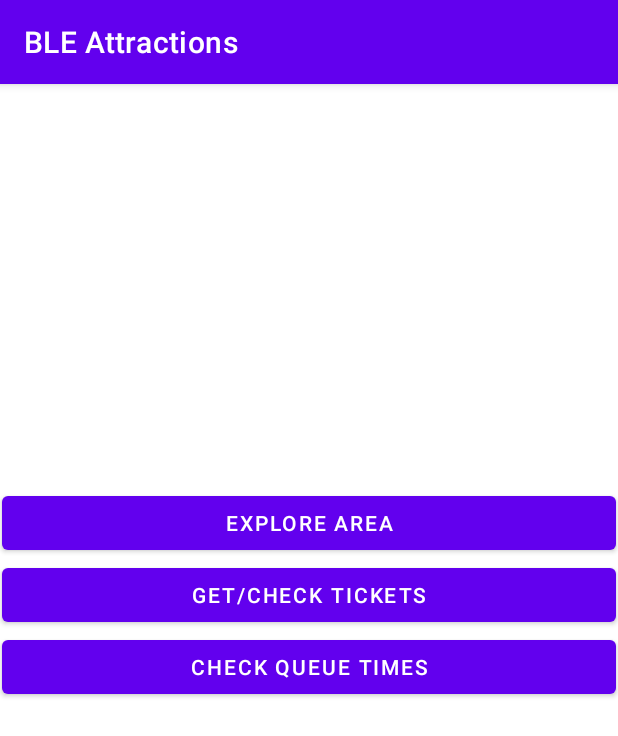
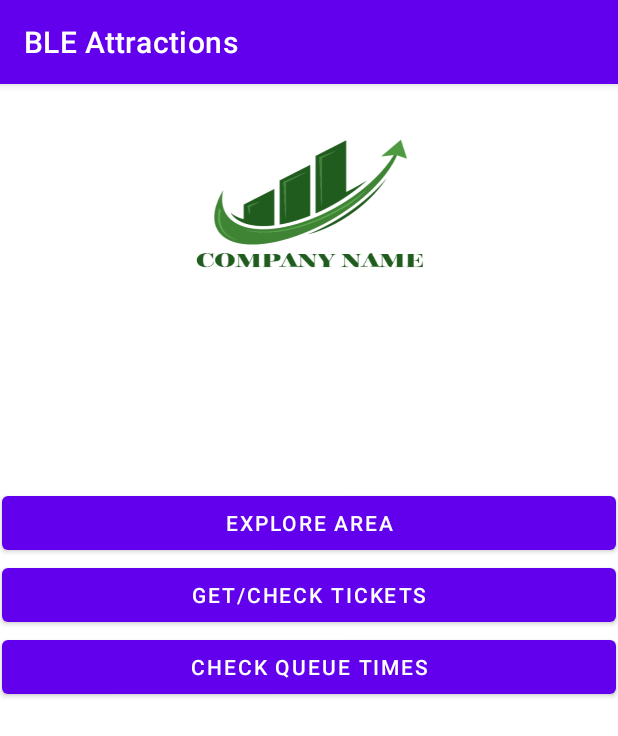
Before and after one commit to Danicus2000000/BLEAttractions, an Android app: the screen it shows after launch (MainActivity), after a tap on "EXPLORE AREA", on a phone screen of 412 x 824 dp. Shown: the top 736 px of the screen. Run offline under Robolectric (Android 15) with nearby library versions, the light colour scheme and no system bars; 1 statement that could not run was skipped.

Commit message:
Added logo to main menu, custom orientation for main menu, New empty offline mode activity added improved database request efficiency and improved storage medium (from 2 arrays to 1 map)

```diff
--- a/app/src/main/java/bulman/daniel/bleattractions/AreaExplore.java
+++ b/app/src/main/java/bulman/daniel/bleattractions/AreaExplore.java
@@ -21,6 +21,7 @@ import android.net.NetworkInfo;
 import android.os.AsyncTask;
 import android.os.Build;
 import android.os.Bundle;
+import android.os.ParcelUuid;
 import android.util.Log;
 import android.widget.TextView;
 import android.widget.Toast;
@@ -37,14 +38,16 @@ import java.sql.ResultSet;
 import java.sql.SQLException;
 import java.sql.Statement;
 import java.util.ArrayList;
+import java.util.HashMap;
 import java.util.List;
+import java.util.Map;
+
 //Note pass.json file should be placed at \app\src\main\assets
 public class AreaExplore extends AppCompatActivity {
 
     private TextView contentDisplay;//contains the text display that all found devices are written to
     private ArrayList<BluetoothDevice> mDeviceList;//the list of all devices discovered during bluetooth search
-    private ArrayList<String> mActiveDeviceNames;//the name of Active devices pulled from the database
-    private ArrayList<String> mActiveDeviceSignals;//the signals that need to be matched from these devices
+    private Map<String,String> mDeviceCodesToSearch;
     private BluetoothLeScanner mScanner;//the bluetooth low energy scanner that is in use
     private ScanCallback mScanCallback;//the callback that handles device discovery
     private static final int REQUEST_DEFAULT_CODE = 1;//the request code used to handle simple permission requests
@@ -84,9 +87,8 @@ public class AreaExplore extends AppCompatActivity {
         mDeviceList = new ArrayList<>();
         BluetoothAdapter bluetoothAdapter = BluetoothAdapter.getDefaultAdapter();
         mScanner= bluetoothAdapter.getBluetoothLeScanner();
-        mActiveDeviceNames=new ArrayList<>();
-        mActiveDeviceSignals=new ArrayList<>();
-        databaseHandler handle=new databaseHandler("select * from bledevices");//starts a threaded task to fetch database data
+        mDeviceCodesToSearch=new HashMap<>();
+        databaseHandler handle=new databaseHandler("select BleDeviceTransmitSignal,BleDeviceUrlToPointTo from bledevices");//starts a threaded task to fetch database data
         handle.execute();
         if (mScanner == null || !getPackageManager().hasSystemFeature(PackageManager.FEATURE_BLUETOOTH) || !getPackageManager().hasSystemFeature(PackageManager.FEATURE_BLUETOOTH_LE)) {//if the bluetooth scanner is out of action error code
             Toast.makeText(this, "A required bluetooth feature is not enabled on this device!", Toast.LENGTH_SHORT).show();
@@ -155,19 +157,19 @@ public class AreaExplore extends AppCompatActivity {
         contentDisplay.setText(toSet.toString());
     }
     @SuppressLint("StaticFieldLeak")
-    public class databaseHandler extends AsyncTask<Void,Void, ArrayList<String>> {//takes in database query and forms connection
+    public class databaseHandler extends AsyncTask<Void,Void, Map<String,String>> {//takes in database query and forms connection
         private final String mQuery;
         public databaseHandler(String pQuery)
         {
             mQuery=pQuery;
         }
         @Override
-        protected ArrayList<String> doInBackground(Void... voids) {//in the background connects to the database using connection string
+        protected Map<String,String> doInBackground(Void... voids) {//in the background connects to the database using connection string
             ConnectivityManager connectivityManager = (ConnectivityManager)getSystemService(Context.CONNECTIVITY_SERVICE);
             if(connectivityManager.getNetworkInfo(ConnectivityManager.TYPE_MOBILE).getState() == NetworkInfo.State.DISCONNECTED && connectivityManager.getNetworkInfo(ConnectivityManager.TYPE_WIFI).getState() == NetworkInfo.State.DISCONNECTED)
             {
                 runOnUiThread(() -> {
-                    Toast.makeText(getApplicationContext(),"Internet Access is needed to connect to database!",Toast.LENGTH_SHORT).show();
+                    Toast.makeText(getApplicationContext(),"Internet Access is needed to connect to database\nPlease turn on your data or WIFI!",Toast.LENGTH_SHORT).show();
                     finish();
                 });
             }
@@ -175,7 +177,7 @@ public class AreaExplore extends AppCompatActivity {
                 String connectionUrl = "jdbc:mysql://bledata.mysql.database.azure.com:3306/bledata";//uses jdbc to get connection
                 String password = "";
                 String username = "";
-                ArrayList<String> results = new ArrayList<>();
+                Map<String,String> results=new HashMap<>();
                 try {
                     String json;//reads password from pass.json
                     try {
@@ -207,7 +209,7 @@ public class AreaExplore extends AppCompatActivity {
                             Statement stat = connection.createStatement();
                             ResultSet resultSet = stat.executeQuery(mQuery);
                             while (resultSet.next()) {
-                                results.add(resultSet.getString("BleDeviceName") + "///" + resultSet.getString("BleDeviceTransmitSignal"));
+                                results.put(resultSet.getString("BleDeviceTransmitSignal"),resultSet.getString("BleDeviceUrlToPointTo"));
                             }
                             connection.close();
                         } catch (SQLException e) {
@@ -223,18 +225,12 @@ public class AreaExplore extends AppCompatActivity {
                 }
                 return results;//returns results to async event on complete
             }
-            return new ArrayList<>();//returns empty array if internet access is not present
+            return new HashMap<>();//returns empty array if internet access is not present
         }
 
         @Override
-        protected void onPostExecute(ArrayList<String> results) {//once executed the data from the results is passed into the main program
-            if(!results.isEmpty()) {
-                for (String result : results) {
-                    mActiveDeviceNames.add(result.split("///")[0]);
-                    mActiveDeviceSignals.add(result.split("///")[1]);
-                }
-            }
+        protected void onPostExecute(Map<String,String> results) {//once executed the data from the results is passed into the main program
+            mDeviceCodesToSearch.putAll(results);
         }
     }
-
 }
--- /dev/null
+++ b/app/src/main/res/layout-land/activity_main.xml
@@ -0,0 +1,51 @@
+<?xml version="1.0" encoding="utf-8"?>
+<androidx.constraintlayout.widget.ConstraintLayout xmlns:android="http://schemas.android.com/apk/res/android"
+    xmlns:app="http://schemas.android.com/apk/res-auto"
+    xmlns:tools="http://schemas.android.com/tools"
+    android:layout_width="match_parent"
+    android:layout_height="match_parent"
+    tools:context=".MainActivity">
+
+    <Button
+        android:id="@+id/exploreArea"
+        android:layout_width="209dp"
+        android:layout_height="48dp"
+        android:layout_marginEnd="31dp"
+        android:layout_marginBottom="18dp"
+        android:text="@string/exploreButtonDefault"
+        app:layout_constraintBottom_toTopOf="@+id/ticketManager"
+        app:layout_constraintEnd_toStartOf="@+id/queueManager" />
+
+    <Button
+        android:id="@+id/ticketManager"
+        android:layout_width="209dp"
+        android:layout_height="48dp"
+        android:layout_marginEnd="261dp"
+        android:layout_marginBottom="26dp"
+        android:text="@string/ticketButtonDefault"
+        app:layout_constraintBottom_toBottomOf="parent"
+        app:layout_constraintEnd_toEndOf="parent" />
+
+    <Button
+        android:id="@+id/queueManager"
+        android:layout_width="209dp"
+        android:layout_height="48dp"
+        android:layout_marginEnd="156dp"
+        android:layout_marginBottom="18dp"
+        android:text="@string/queueButtonDefault"
+        app:layout_constraintBottom_toTopOf="@+id/ticketManager"
+        app:layout_constraintEnd_toEndOf="parent" />
+
+    <ImageView
+        android:id="@+id/logo"
+        android:layout_width="347dp"
+        android:layout_height="93dp"
+        android:layout_marginStart="155dp"
+        android:layout_marginBottom="50dp"
+        android:contentDescription="@string/logoDescription"
+        android:scaleType="fitXY"
+        android:src="@drawable/company_logo_default"
+        app:layout_constraintBottom_toTopOf="@+id/exploreArea"
+        app:layout_constraintStart_toStartOf="parent"
+        app:srcCompat="@drawable/company_logo_default" />
+</androidx.constraintlayout.widget.ConstraintLayout>
--- a/app/src/main/res/layout/activity_main.xml
+++ b/app/src/main/res/layout/activity_main.xml
@@ -51,10 +51,8 @@
         android:layout_width="297dp"
         android:layout_height="127dp"
         android:layout_marginStart="141dp"
-        android:layout_marginLeft="141dp"
         android:layout_marginTop="16dp"
         android:layout_marginEnd="142dp"
-        android:layout_marginRight="142dp"
         android:layout_marginBottom="125dp"
         android:contentDescription="@string/logoDescription"
         android:scaleType="fitXY"
@@ -63,6 +61,6 @@
         app:layout_constraintHorizontal_bias="0.497"
         app:layout_constraintStart_toStartOf="parent"
         app:layout_constraintTop_toTopOf="parent"
-        tools:src="@tools:sample/avatars"
-        tools:srcCompat="@tools:sample/avatars" />
+        android:src="@drawable/company_logo_default"
+        app:srcCompat="@drawable/company_logo_default"/>
 </androidx.constraintlayout.widget.ConstraintLayout>
```
Also changed, not shown: app/src/main/AndroidManifest.xml (+26 -10 lines), app/src/main/java/bulman/daniel/bleattractions/OfflineExplore.java (added, +35 -0 lines), app/src/main/res/layout/activity_offline_explore.xml (added, +9 -0 lines), app/src/main/res/drawable/company_logo_default.png (added).
